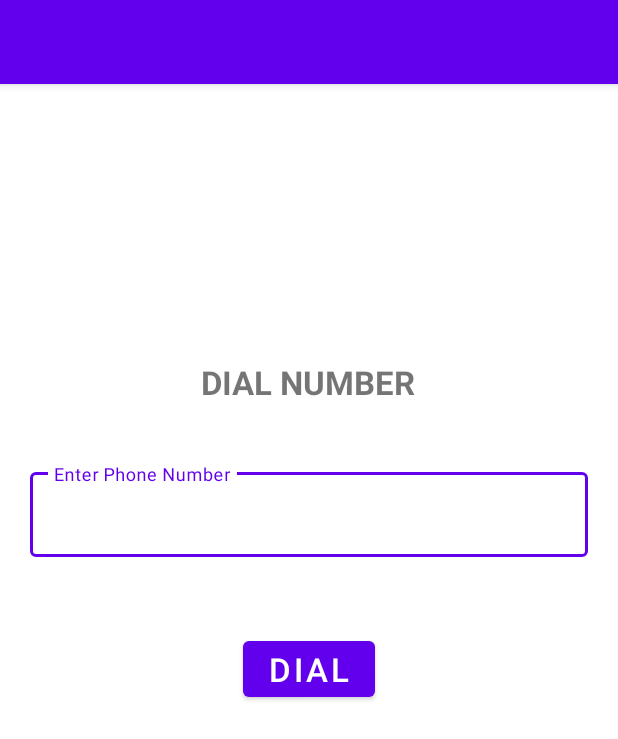
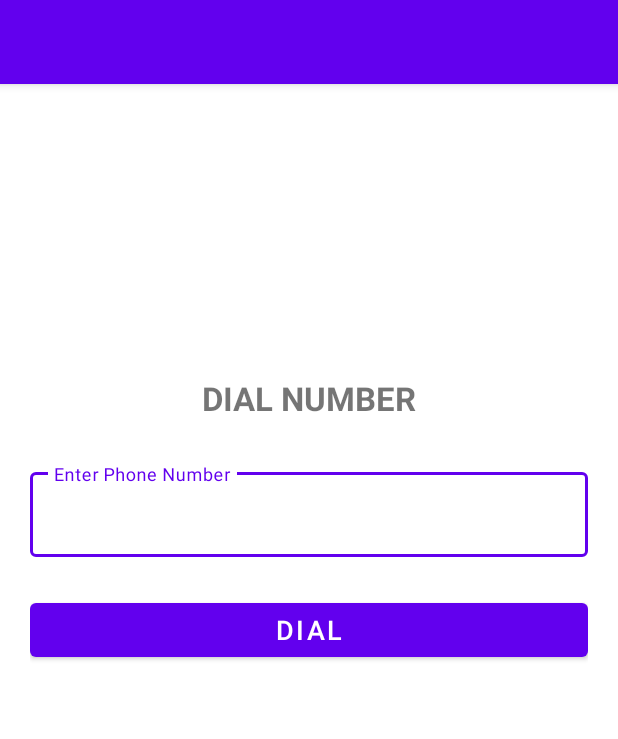
Before and after one commit to Atifsid/Tech_Project, an Android app: the CallActivity screen opened directly, with no data from a screen before it, after a tap on "DIAL", on a phone screen of 412 x 824 dp. Shown: the top 739 px of the screen. Run offline under Robolectric (Android 15) with nearby library versions, the light colour scheme and no system bars.

Commit message:
Fix Ui and Call Activity bug

```diff
--- a/app/src/main/java/com/example/miniproject/CallActivity.kt
+++ b/app/src/main/java/com/example/miniproject/CallActivity.kt
@@ -5,18 +5,17 @@ import android.content.Intent
 import android.content.pm.PackageManager
 import android.net.Uri
 import android.os.Bundle
-import android.widget.Button
-import android.widget.EditText
-import android.widget.ImageButton
-import android.widget.Toast
+import android.widget.*
 import androidx.appcompat.app.AppCompatActivity
 import androidx.core.app.ActivityCompat
 import androidx.core.content.ContextCompat
+import kotlinx.android.synthetic.main.activity_call.*
 import java.util.jar.Manifest
 
 
 class CallActivity : AppCompatActivity() {
 
+    internal var textNumber: String?=""
     private val REQUEST_PHONE_CALL = 1
 
     override fun onCreate(savedInstanceState: Bundle?) {
@@ -39,9 +38,12 @@ class CallActivity : AppCompatActivity() {
 
     @SuppressLint("MissingPermission")
     private fun startCall() {
+        val etTextNumber = findViewById<TextView>(R.id.text_number)
+        textNumber = etTextNumber.text.toString().trim()
+
         val callIntent = Intent(Intent.ACTION_CALL)
-        val phoneNumber = findViewById<EditText>(R.id.text_number).toString()
-        callIntent.data = Uri.parse("tel:$phoneNumber")
+
+        callIntent.data = Uri.parse("tel:$textNumber")
         startActivity(callIntent)
     }
 
--- a/app/src/main/res/layout/activity_call.xml
+++ b/app/src/main/res/layout/activity_call.xml
@@ -10,17 +10,16 @@
     <TextView
         android:layout_width="wrap_content"
         android:layout_height="wrap_content"
-        android:layout_marginBottom="40dp"
+        android:layout_marginBottom="350dp"
         android:text="DIAL NUMBER"
         android:textSize="22sp"
         android:textStyle="bold"
-        app:layout_constraintBottom_toTopOf="@id/text_number"
+        app:layout_constraintTop_toTopOf="parent"
+        app:layout_constraintBottom_toBottomOf="parent"
         app:layout_constraintEnd_toEndOf="parent"
-        app:layout_constraintHorizontal_bias="0.498"
         app:layout_constraintStart_toStartOf="parent" />
 
     <com.google.android.material.textfield.TextInputLayout
-        android:id="@+id/text_number"
         android:layout_width="match_parent"
         android:layout_height="wrap_content"
         android:hint="Enter Phone Number"
@@ -33,6 +32,7 @@
         style="@style/Widget.MaterialComponents.TextInputLayout.OutlinedBox">
 
         <com.google.android.material.textfield.TextInputEditText
+            android:id="@+id/text_number"
             android:inputType="phone"
             android:layout_width="match_parent"
             android:layout_height="wrap_content" />
@@ -41,13 +41,14 @@
 
     <Button
         android:id="@+id/btn_dial"
-        android:layout_width="wrap_content"
+        android:layout_width="match_parent"
         android:layout_height="wrap_content"
         android:text="Dial"
-        android:textSize="22sp"
-        android:layout_marginTop="50dp"
+        android:textSize="18sp"
+        android:layout_marginBottom="40dp"
+        app:layout_constraintEnd_toEndOf="parent"
         app:layout_constraintStart_toStartOf="parent"
-        app:layout_constraintEnd_toEndOf="parent"
-        app:layout_constraintTop_toBottomOf="@id/text_number" />
+        app:layout_constraintTop_toTopOf="parent"
+        app:layout_constraintBottom_toBottomOf="parent"/>
 
 </androidx.constraintlayout.widget.ConstraintLayout>
--- a/app/src/main/res/layout/activity_mail.xml
+++ b/app/src/main/res/layout/activity_mail.xml
@@ -81,9 +81,8 @@
 
     <Button
         android:id="@+id/sendEmailBtn"
-        android:layout_width="wrap_content"
+        android:layout_width="match_parent"
         android:layout_height="wrap_content"
-        android:gravity="end"
         android:layout_marginTop="20dp"
         android:text="Send Email"
         app:layout_constraintStart_toStartOf="parent"
```
Also changed, not shown: app/src/main/res/layout/activity_text.xml (+46 -36 lines).
